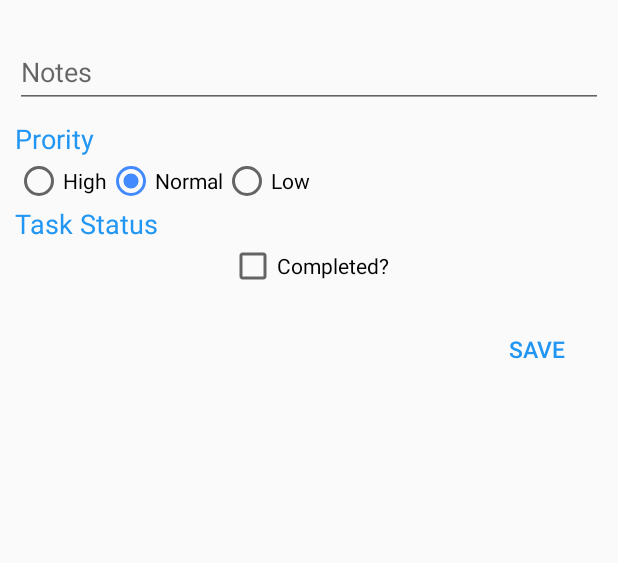
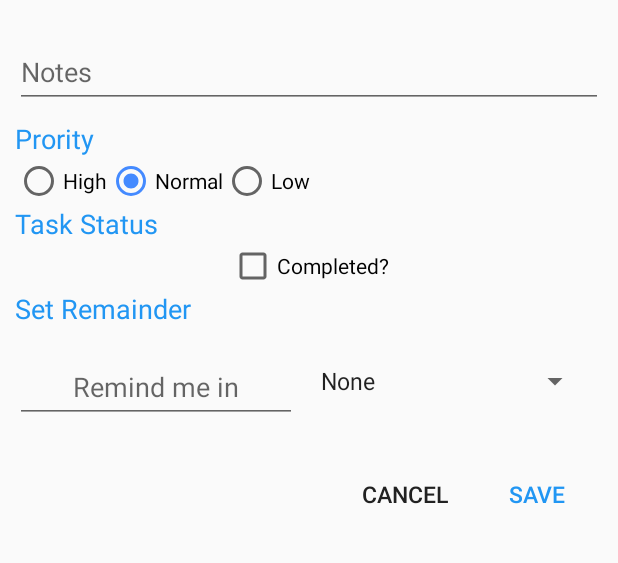
Before and after one commit to deepmehtait/To-Do-Android-Material, an Android app: the layout custom_dailog.xml on its own in the app's theme, with its tools: preview values and no code run, on a phone screen of 412 x 824 dp, the part 148-711 px from its top. Run offline under Robolectric (Android 15) with nearby library versions, the phone set to English and light mode, and no system bars.

Commit message:
Get Remainder based on Minutes, Hours, Days on your task.

```diff
--- a/ToDo/app/build.gradle
+++ b/ToDo/app/build.gradle
@@ -6,7 +6,7 @@ android {
 
     defaultConfig {
         applicationId "com.todo.deepmetha.todo"
-        minSdkVersion 15
+        minSdkVersion 16
         targetSdkVersion 23
         versionCode 1
         versionName "1.0"
--- a/ToDo/app/src/main/res/layout/custom_dailog.xml
+++ b/ToDo/app/src/main/res/layout/custom_dailog.xml
@@ -9,6 +9,23 @@
     <!-- Heading -->
 
     <!-- Task Description -->
+    <android.support.design.widget.TextInputLayout
+        android:id="@+id/toDoTextNotes"
+        android:layout_width="match_parent"
+        android:layout_height="wrap_content"
+        android:layout_below="@+id/toDoText"
+        android:layout_marginBottom="8dp"
+        android:layout_marginTop="8dp"
+        android:theme="@style/AppTheme">
+
+        <EditText
+            android:id="@+id/input_task_notes"
+            android:layout_width="match_parent"
+            android:layout_height="wrap_content"
+            android:hint="Notes"
+            android:inputType="text" />
+    </android.support.design.widget.TextInputLayout>
+
     <TextView
         android:id="@+id/textView"
         android:layout_width="wrap_content"
@@ -31,24 +48,9 @@
             android:layout_width="match_parent"
             android:layout_height="wrap_content"
             android:hint="To Do"
-            android:inputType="text" />
-    </android.support.design.widget.TextInputLayout>
-
-    <android.support.design.widget.TextInputLayout
-        android:id="@+id/toDoTextNotes"
-        android:layout_width="match_parent"
-        android:layout_height="wrap_content"
-        android:layout_below="@+id/toDoText"
-        android:layout_marginBottom="8dp"
-        android:layout_marginTop="8dp"
-        android:theme="@style/AppTheme">
-
-        <EditText
-            android:id="@+id/input_task_notes"
-            android:layout_width="match_parent"
-            android:layout_height="wrap_content"
-            android:hint="Notes"
-            android:inputType="text" />
+            android:focusable="true"
+            android:inputType="text"
+        ><requestFocus /></EditText>
     </android.support.design.widget.TextInputLayout>
 
     <TextView
@@ -109,8 +111,57 @@
         android:layout_height="wrap_content"
         android:layout_below="@id/status"
         android:layout_centerInParent="true"
+        android:text="Completed?" />
+
+    <TextView
+        android:id="@+id/Remainder"
+        android:layout_width="wrap_content"
+        android:layout_height="wrap_content"
+        android:layout_below="@+id/checkbox"
+        android:focusable="true"
+        android:text="Set Remainder"
+        android:textAppearance="?android:attr/textAppearanceMedium"
+        android:textColor="@color/primary" />
+    <LinearLayout
+        android:layout_width="match_parent"
+        android:id="@+id/linearLayout"
+        android:layout_below="@+id/Remainder"
+        android:layout_height="wrap_content"
+        android:layout_gravity="center"
         android:gravity="center"
-        android:text="Completed?" />
+        android:orientation="horizontal">
+        <android.support.design.widget.TextInputLayout
+            android:id="@+id/toDoTextTime"
+            android:layout_width="0dp"
+            android:layout_weight="1"
+            android:gravity="center"
+            android:layout_height="wrap_content"
+            android:layout_below="@+id/checkbox"
+            android:layout_marginBottom="8dp"
+            android:layout_marginTop="8dp"
+            android:theme="@style/AppTheme">
+
+            <EditText
+                android:id="@+id/input_task_time"
+                android:layout_width="match_parent"
+                android:layout_height="wrap_content"
+                android:gravity="center"
+                android:hint="Remind me in"
+                android:inputType="number" />
+        </android.support.design.widget.TextInputLayout>
+        <Spinner
+            android:layout_width="0dp"
+            android:layout_weight="1"
+            android:layout_height="wrap_content"
+            android:id="@+id/spinner"
+            android:entries="@array/time"
+            android:layout_margin="8dp"
+            android:layout_toEndOf="@+id/toDoTextTime"
+            android:layout_toRightOf="@+id/toDoTextTime"
+            android:layout_alignTop="@+id/toDoTextTime" />
+
+    </LinearLayout>
+
 
     <android.support.v7.widget.AppCompatButton
         android:id="@+id/btn_save"
@@ -118,7 +169,7 @@
         android:layout_width="wrap_content"
         android:layout_height="wrap_content"
         android:layout_alignParentRight="true"
-        android:layout_below="@+id/checkbox"
+        android:layout_below="@+id/linearLayout"
         android:layout_marginBottom="15dp"
         android:layout_marginTop="15dp"
         android:background="@android:color/transparent"
@@ -130,6 +181,25 @@
         android:textSize="15sp">
 
     </android.support.v7.widget.AppCompatButton>
+    <android.support.v7.widget.AppCompatButton
+        android:id="@+id/btn_cancel"
+        style="?android:attr/borderlessButtonStyle"
+        android:layout_width="wrap_content"
+        android:layout_height="wrap_content"
+        android:background="@android:color/transparent"
+        android:elevation="10dp"
+        android:padding="12dp"
+        android:text="Cancel"
+        android:textColor="@color/primary_text"
+        android:textColorLink="@color/primary"
+        android:textSize="15sp"
+        android:layout_alignTop="@+id/btn_save"
+        android:layout_toLeftOf="@+id/btn_save"
+        android:layout_toStartOf="@+id/btn_save">
+
+    </android.support.v7.widget.AppCompatButton>
+
+
 
 
 </RelativeLayout>
--- a/ToDo/app/src/main/res/values/strings.xml
+++ b/ToDo/app/src/main/res/values/strings.xml
@@ -1,3 +1,9 @@
 <resources>
     <string name="app_name">To Do</string>
+    <string-array name="time">
+        <item>None</item>
+        <item>Minutes</item>
+        <item>Hours</item>
+        <item>Days</item>
+    </string-array>
 </resources>
```
Also changed, not shown: ToDo/app/src/main/java/com/todo/deepmetha/todo/activity/AlarmRecever.java (+12 -3 lines), ToDo/app/src/main/java/com/todo/deepmetha/todo/activity/MainActivity.java (+32 -9 lines), ToDo/app/src/main/java/com/todo/deepmetha/todo/activity/NotificationService.java (+14 -10 lines), ToDo/app/src/main/java/com/todo/deepmetha/todo/adapters/ToDoListAdapter.java (+15 -10 lines).
